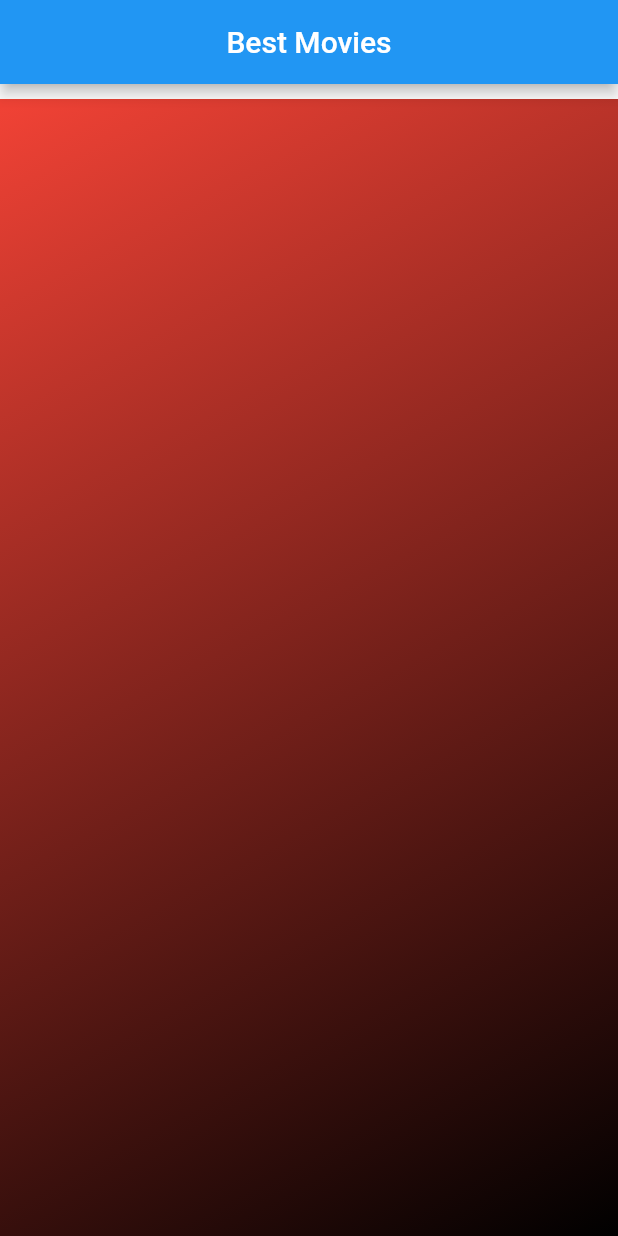
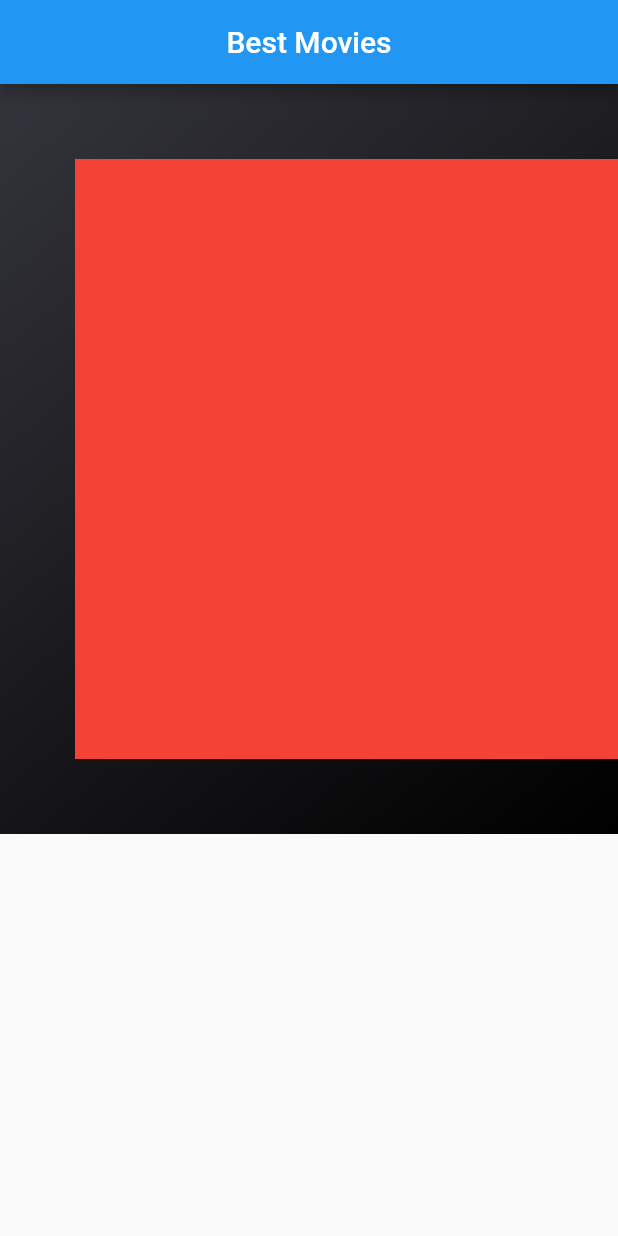
Before and after one commit to misael28/TheMovieApp, a Flutter app: the screen it shows after launch, on a phone screen of 412 x 824 dp. Run offline on Flutter 3.47's test engine with Material 2 defaults, Android fonts, the phone set to English and light mode, and no system bars.

Commit message:
feat: add listview builder at tmdb_view.dart

```diff
--- a/tmdb/lib/tmdb_view.dart
+++ b/tmdb/lib/tmdb_view.dart
@@ -1,5 +1,6 @@
 import "package:flutter/material.dart";
 
+Color backGroundColor = Color(0xff34343c);
 class TmdbView extends StatefulWidget {
   @override
   _TmdbViewState createState() => _TmdbViewState();
@@ -13,34 +14,46 @@ class _TmdbViewState extends State<TmdbView> {
         title: Text("Best Movies"),
         centerTitle: true,
       ),
-      body: Container(
+      body: Column(
+        mainAxisSize: MainAxisSize.min,
+        children: [
+          Container(
+            height: 500,
             decoration: BoxDecoration(
             gradient: LinearGradient(
               begin: Alignment.bottomRight,
               end: Alignment.topLeft,
               colors: [
                 Colors.black,
-              Colors.red
+                backGroundColor,
                 ]
               )
             ),
-        child: Column(
-          mainAxisAlignment: MainAxisAlignment.center,
-          children: [
+            child:
               Expanded(
-              child: ListView(
-                children: [
-                  Container(
-                    width: 10,
-                    height: 10,
-                    color: Colors.white,
-                  )
-                ],
+                child:
+                ListView.builder(
+                  itemCount: 10,
+                  scrollDirection: Axis.horizontal,
+                  itemBuilder: (context, index) {
+                    return MovieCard();
+                  })
                 ),
           )
         ],
       ),
-      ),
     );
   }
 }
+
+class MovieCard extends StatelessWidget {
+  @override
+  Widget build(BuildContext context) {
+    return Container(
+      margin: EdgeInsets.all(50),
+      width: 400,
+      height: 200,
+      color: Colors.red,
+    );
+  }
+}
```
Also changed, not shown: tmdb/lib/tmdb.dart (added). Lines whose indentation alone changed are shown as unchanged.
